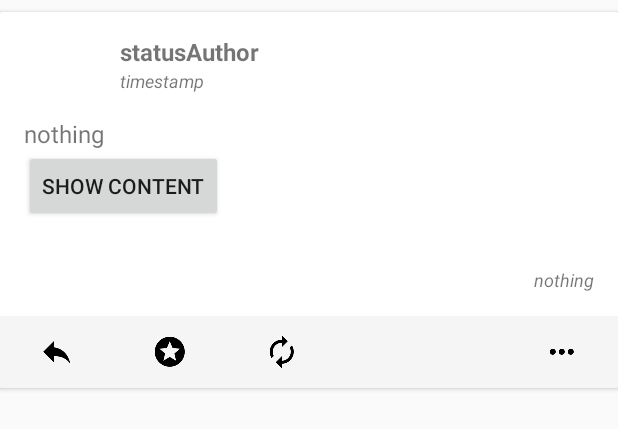
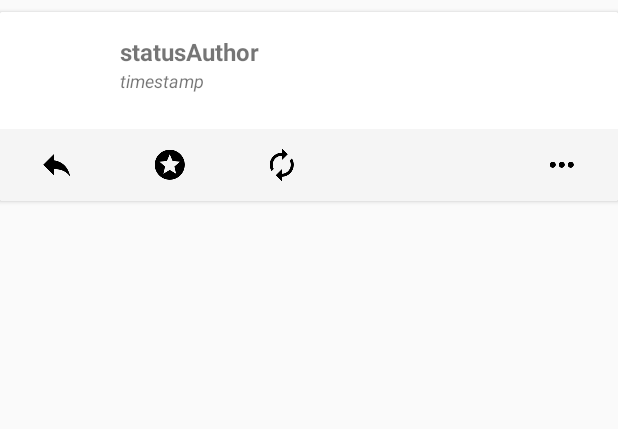
Before and after one commit to gsora/TootApp, an Android app: the layout status_boosted_toot_cw.xml on its own in the app's theme, with its tools: preview values and no code run, on a phone screen of 412 x 824 dp. Shown: the top 429 px of the screen. Run offline under Robolectric (Android 15) with nearby library versions, the phone set to English and light mode, and no system bars; plain views replace RoundedImageView; network calls fail.

Commit message:
basic support for sensitive content
Signed-off-by: Gianguido Sora <g.sora4@gmail.com>

```diff
--- a/app/src/main/java/MastodonTypes/Boost.java
+++ b/app/src/main/java/MastodonTypes/Boost.java
@@ -126,6 +126,9 @@ public class Boost extends RealmObject implements Serializable {
     }
 
     public Boolean getSensitive() {
+        if (sensitive == null) {
+            return false;
+        }
         return sensitive;
     }
 
--- a/app/src/main/java/MastodonTypes/Status.java
+++ b/app/src/main/java/MastodonTypes/Status.java
@@ -140,6 +140,9 @@ public class Status extends RealmObject implements Serializable {
     }
 
     public Boolean getSensitive() {
+        if (sensitive == null) {
+            return false;
+        }
         return sensitive;
     }
 
--- a/app/src/main/res/layout/status_boosted_toot_cw.xml
+++ b/app/src/main/res/layout/status_boosted_toot_cw.xml
@@ -75,45 +75,6 @@
 
                 </RelativeLayout>
 
-                <LinearLayout xmlns:android="http://schemas.android.com/apk/res/android"
-                              android:id="@+id/mainContentLayout"
-                              android:layout_width="match_parent"
-                              android:layout_height="match_parent"
-                              android:background="@color/whiteClear"
-                              android:orientation="vertical">
-
-                    <TextView
-                        android:id="@+id/contentWarningText"
-                        android:layout_width="match_parent"
-                        android:layout_height="wrap_content"
-                        android:layout_marginLeft="16dp"
-                        android:layout_marginRight="16dp"
-                        android:text="@string/nothing"
-                        android:textSize="16sp"
-                        android:visibility="visible"/>
-
-                    <Button
-                        android:id="@+id/showContentWarning"
-                        style="@style/Widget.AppCompat.Button.Small"
-                        android:layout_width="wrap_content"
-                        android:layout_height="wrap_content"
-                        android:layout_marginLeft="16dp"
-                        android:layout_marginRight="16dp"
-                        android:text="@string/show_content"
-                        android:visibility="visible"/>
-
-                    <TextView
-                        android:id="@+id/status_text"
-                        android:layout_width="wrap_content"
-                        android:layout_height="wrap_content"
-                        android:layout_marginBottom="16dp"
-                        android:layout_marginLeft="16dp"
-                        android:layout_marginRight="16dp"
-                        android:layout_marginTop="4dp"
-                        android:text=""
-                        android:textSize="0sp"/>
-
-
                 <LinearLayout
                     android:id="@+id/masterImageContainer"
                     android:layout_width="match_parent"
@@ -122,8 +83,7 @@
 
                     android:layout_marginEnd="16dp"
                     android:layout_marginStart="16dp"
-                        android:orientation="vertical"
-                        >
+                    android:orientation="vertical">
 
                     <LinearLayout
                         android:id="@+id/imageContainerFirst"
@@ -142,8 +102,8 @@
                             android:scaleType="centerCrop"
                             android:visibility="gone"
                             app:riv_border_color="#90909090"
-                                app:riv_border_width="2dp"
-                                app:riv_corner_radius="5dp"/>
+                            app:riv_border_width="1dp"
+                            app:riv_corner_radius="2dp"/>
 
                         <com.makeramen.roundedimageview.RoundedImageView
                             android:id="@+id/secondImage"
@@ -155,8 +115,8 @@
                             android:scaleType="centerCrop"
                             android:visibility="gone"
                             app:riv_border_color="#90909090"
-                                app:riv_border_width="2dp"
-                                app:riv_corner_radius="5dp"/>
+                            app:riv_border_width="1dp"
+                            app:riv_corner_radius="2dp"/>
                     </LinearLayout>
 
                     <LinearLayout
@@ -177,8 +137,8 @@
                             android:scaleType="centerCrop"
                             android:visibility="gone"
                             app:riv_border_color="#90909090"
-                                app:riv_border_width="2dp"
-                                app:riv_corner_radius="5dp"/>
+                            app:riv_border_width="1dp"
+                            app:riv_corner_radius="2dp"/>
 
                         <com.makeramen.roundedimageview.RoundedImageView
                             android:id="@+id/fourthImage"
@@ -190,25 +150,12 @@
                             android:scaleType="centerCrop"
                             android:visibility="gone"
                             app:riv_border_color="#90909090"
-                                app:riv_border_width="2dp"
-                                app:riv_corner_radius="5dp"/>
+                            app:riv_border_width="1dp"
+                            app:riv_corner_radius="2dp"/>
                     </LinearLayout>
 
                 </LinearLayout>
 
-                    <TextView
-                        android:id="@+id/boost_author"
-                        android:layout_width="match_parent"
-                        android:layout_height="wrap_content"
-                        android:layout_marginBottom="16dp"
-                        android:layout_marginEnd="16dp"
-                        android:text="@string/nothing"
-                        android:textAlignment="textEnd"
-                        android:textSize="12sp"
-                        android:textStyle="normal|italic"
-                        android:visibility="visible"/>
-
-                </LinearLayout>
             </LinearLayout>
 
 
--- a/app/src/main/res/menu/settings_menu_timeline.xml
+++ b/app/src/main/res/menu/settings_menu_timeline.xml
@@ -4,8 +4,7 @@
 
     <item
         android:id="@+id/toot_settings_button"
-        android:icon="@drawable/ic_settings_white_24dp"
-        android:title="@string/settings"
+        android:title=""
         app:showAsAction="ifRoom"/>
 
 </menu>
```
Also changed, not shown: app/src/main/java/xyz/gsora/toot/Mastodon/API.java (+6 -4 lines), app/src/main/java/xyz/gsora/toot/Mastodon/Mastodon.java (+12 -4 lines), app/src/main/java/xyz/gsora/toot/StatusesListAdapter.java (+27 -30 lines), app/src/main/java/xyz/gsora/toot/TimelineFragmentContainer.java (+39 -0 lines), app/src/main/res/layout/status_boosted_toot.xml (+9 -10 lines), app/src/main/res/layout/status_toot.xml (+9 -10 lines), app/src/main/res/layout/status_toot_cw.xml (+10 -10 lines), app/src/main/res/drawable/missingavatar.png (added). Lines whose indentation alone changed are shown as unchanged.
